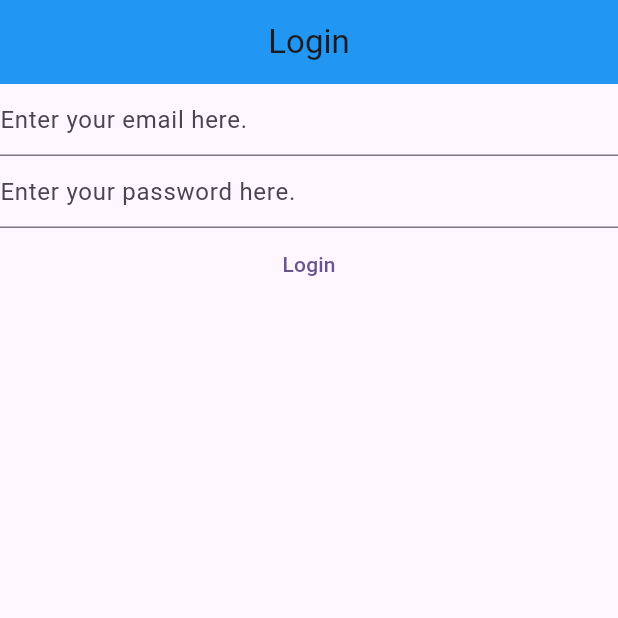
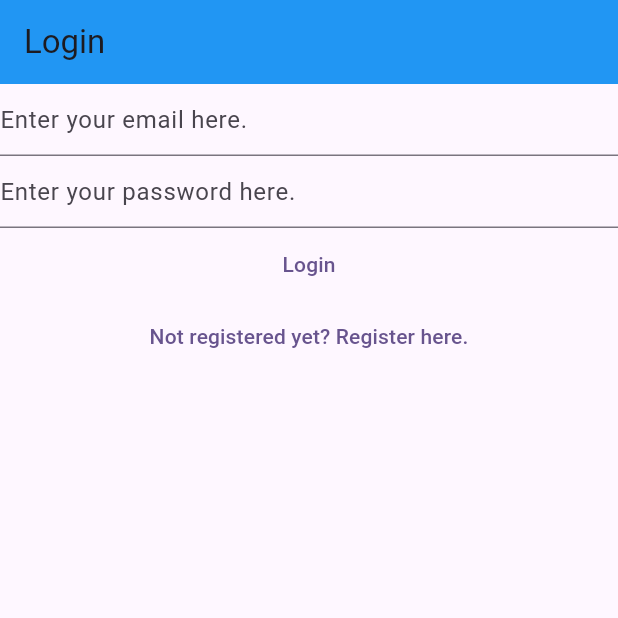
Before and after one commit to NVNHAT99/LearnFlutter, a Flutter app: the screen it shows after launch, on a phone screen of 412 x 824 dp, the top half of it. Run offline on Flutter 3.47's test engine with Material 3 defaults, Android fonts, the phone set to English and light mode, and no system bars; our stand-ins replace firebase_auth, firebase_core; accounts and stored records are empty.

Commit message:
split authen wrapper view file

```diff
--- a/mynotes/lib/main.dart
+++ b/mynotes/lib/main.dart
@@ -1,5 +1,7 @@
 import 'package:flutter/material.dart';
+import 'package:mynotes/views/authen_wrapper_view.dart';
 import 'package:mynotes/views/login_screen.dart';
+import 'package:mynotes/views/register_screen.dart';
 
 void main() {
   runApp(const MyApp());
@@ -16,7 +18,11 @@ class MyApp extends StatelessWidget {
       theme: ThemeData(
         colorScheme: ColorScheme.fromSeed(seedColor: Colors.deepPurple),
       ),
-      home: const LoginScreen(),
+      home: const AuthenWrapper(),
+      routes: {
+        '/login/': (context) => const LoginScreen(),
+        '/register/': (context) => const RegisterScreen(),
+      },
     );
   }
 }
--- /dev/null
+++ b/mynotes/lib/views/authen_wrapper_view.dart
@@ -0,0 +1,31 @@
+import 'package:firebase_core/firebase_core.dart';
+import 'package:flutter/material.dart';
+import 'package:mynotes/firebase_options.dart';
+import 'package:mynotes/views/login_screen.dart';
+
+class AuthenWrapper extends StatelessWidget {
+  const AuthenWrapper({super.key});
+
+  @override
+  Widget build(BuildContext context) {
+    return FutureBuilder(
+      future: Firebase.initializeApp(
+        options: DefaultFirebaseOptions.currentPlatform,
+      ),
+      builder: (futureConext, snapshot) {
+        switch (snapshot.connectionState) {
+          case ConnectionState.done:
+            // final user = FirebaseAuth.instance.currentUser;
+            // if (user?.emailVerified ?? false) {
+            //   print('you are a verified user.');
+            // } else {
+            //   return const VerifyEmailScreen();
+            // }
+            return LoginScreen();
+          default:
+            return const Text('Loading...');
+        }
+      },
+    );
+  }
+}
--- a/mynotes/lib/views/login_screen.dart
+++ b/mynotes/lib/views/login_screen.dart
@@ -1,7 +1,5 @@
 import 'package:firebase_auth/firebase_auth.dart';
-import 'package:firebase_core/firebase_core.dart';
 import 'package:flutter/material.dart';
-import 'package:mynotes/firebase_options.dart';
 
 class LoginScreen extends StatefulWidget {
   const LoginScreen({super.key});
@@ -23,19 +21,8 @@ class _LoginScreenState extends State<LoginScreen> {
   @override
   Widget build(BuildContext context) {
     return Scaffold(
-      appBar: AppBar(
-        backgroundColor: Colors.blue,
-        title: const Text('Login'),
-        centerTitle: true,
-      ),
-      body: FutureBuilder(
-        future: Firebase.initializeApp(
-          options: DefaultFirebaseOptions.currentPlatform,
-        ),
-        builder: (context, snapshot) {
-          switch (snapshot.connectionState) {
-            case ConnectionState.done:
-              return Column(
+      appBar: AppBar(title: const Text('Login'), backgroundColor: Colors.blue),
+      body: Column(
         children: [
           TextField(
             controller: _email,
@@ -73,12 +60,15 @@ class _LoginScreenState extends State<LoginScreen> {
             },
             child: const Text('Login'),
           ),
+          TextButton(
+            onPressed: () {
+              Navigator.of(
+                context,
+              ).pushNamedAndRemoveUntil('/register/', (route) => false);
+            },
+            child: const Text('Not registered yet? Register here.'),
+          ),
         ],
-              );
-            default:
-              return const Text('Loading...');
-          }
-        },
       ),
     );
   }
--- a/mynotes/lib/views/register_screen.dart
+++ b/mynotes/lib/views/register_screen.dart
@@ -1,5 +1,3 @@
-import 'dart:math';
-
 import 'package:firebase_auth/firebase_auth.dart';
 import 'package:firebase_core/firebase_core.dart';
 import 'package:flutter/material.dart';
```
Also changed, not shown: mynotes/lib/views/email_verify_view.dart (added, +28 -0 lines). Lines whose indentation alone changed are shown as unchanged.
